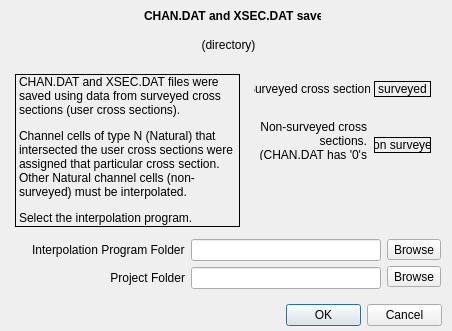
The window that flo2d/ui/interpolate_xsections.ui (FLO-2DSoftware/qgis-flo-2d-plugin) describes before a commit, drawn with Qt 5.
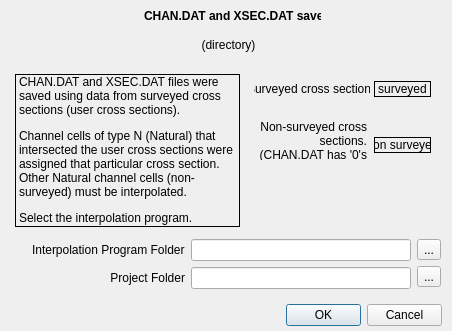
The same window after the commit.

Diff of the .ui file:
```diff
--- a/flo2d/ui/interpolate_xsections.ui
+++ b/flo2d/ui/interpolate_xsections.ui
@@ -183,14 +183,14 @@
       <item row="0" column="0">
        <widget class="QToolButton" name="interpolation_browse">
         <property name="text">
-         <string>Browse</string>
+         <string>...</string>
         </property>
        </widget>
       </item>
       <item row="1" column="0">
        <widget class="QToolButton" name="project_browse">
         <property name="text">
-         <string>Browse</string>
+         <string>...</string>
         </property>
        </widget>
       </item>
```
